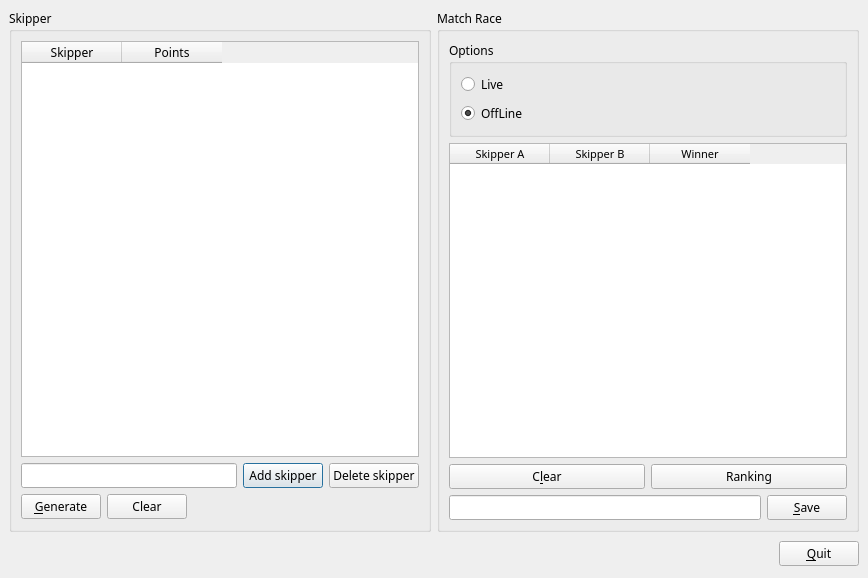
Qt form MatchRace/mainwin.ui (BackupTheBerlios/sailforlinux-svn) before a commit.
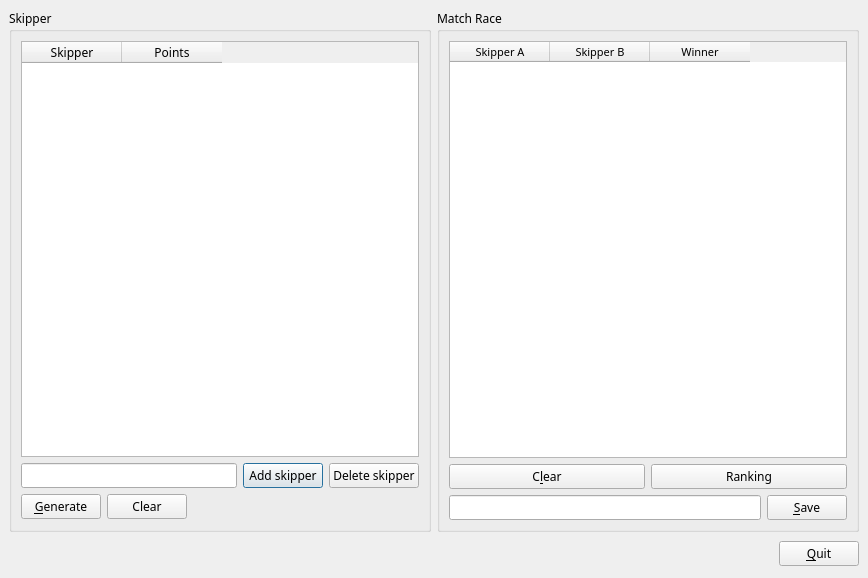
The same form after that commit.

The edit to the form file:
```diff
--- a/MatchRace/mainwin.ui
+++ b/MatchRace/mainwin.ui
@@ -149,41 +149,6 @@
         <property name="spacing" >
          <number>6</number>
         </property>
-        <item>
-         <widget class="QGroupBox" name="groupBox_3" >
-          <property name="title" >
-           <string>Options</string>
-          </property>
-          <property name="alignment" >
-           <set>Qt::AlignLeading|Qt::AlignLeft|Qt::AlignTop</set>
-          </property>
-          <layout class="QGridLayout" >
-           <property name="margin" >
-            <number>9</number>
-           </property>
-           <property name="spacing" >
-            <number>6</number>
-           </property>
-           <item row="1" column="0" >
-            <widget class="QRadioButton" name="R_OffLine" >
-             <property name="text" >
-              <string>OffLine</string>
-             </property>
-             <property name="checked" >
-              <bool>true</bool>
-             </property>
-            </widget>
-           </item>
-           <item row="0" column="0" >
-            <widget class="QRadioButton" name="R_Live" >
-             <property name="text" >
-              <string>Live</string>
-             </property>
-            </widget>
-           </item>
-          </layout>
-         </widget>
-        </item>
         <item>
          <widget class="QTableWidget" name="T_MatchRaceList" >
           <property name="sizePolicy" >
```
